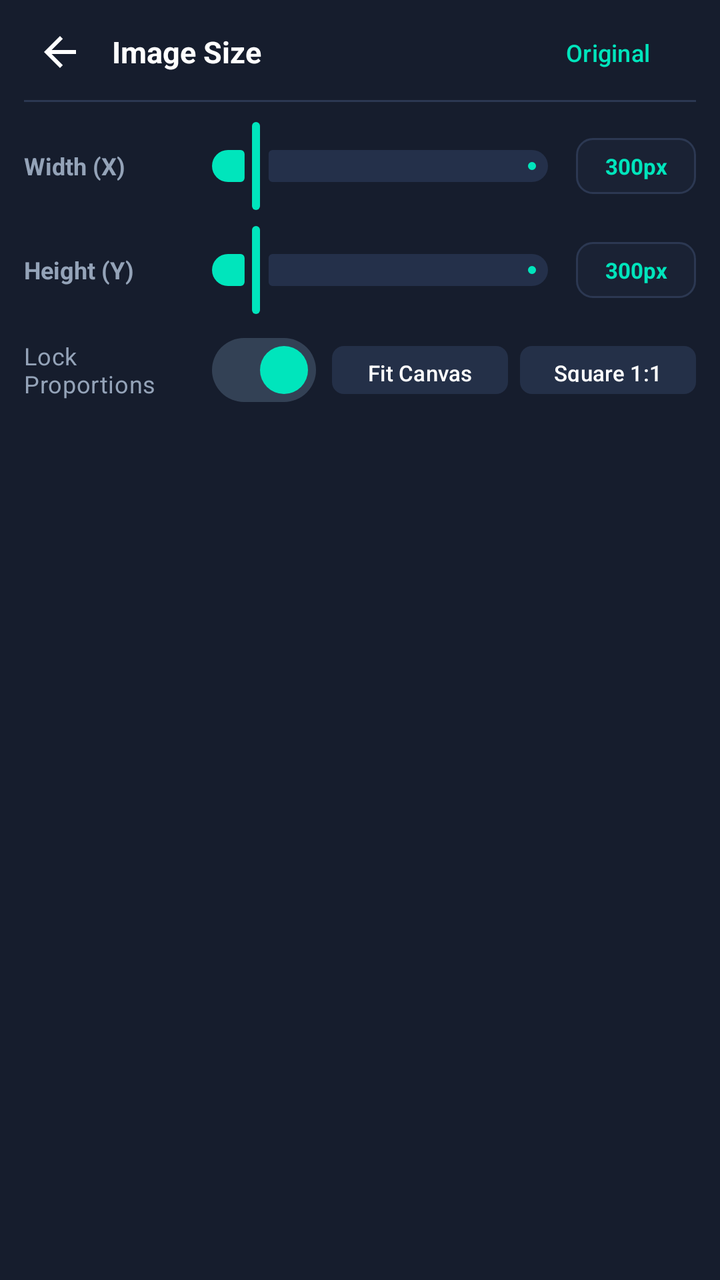
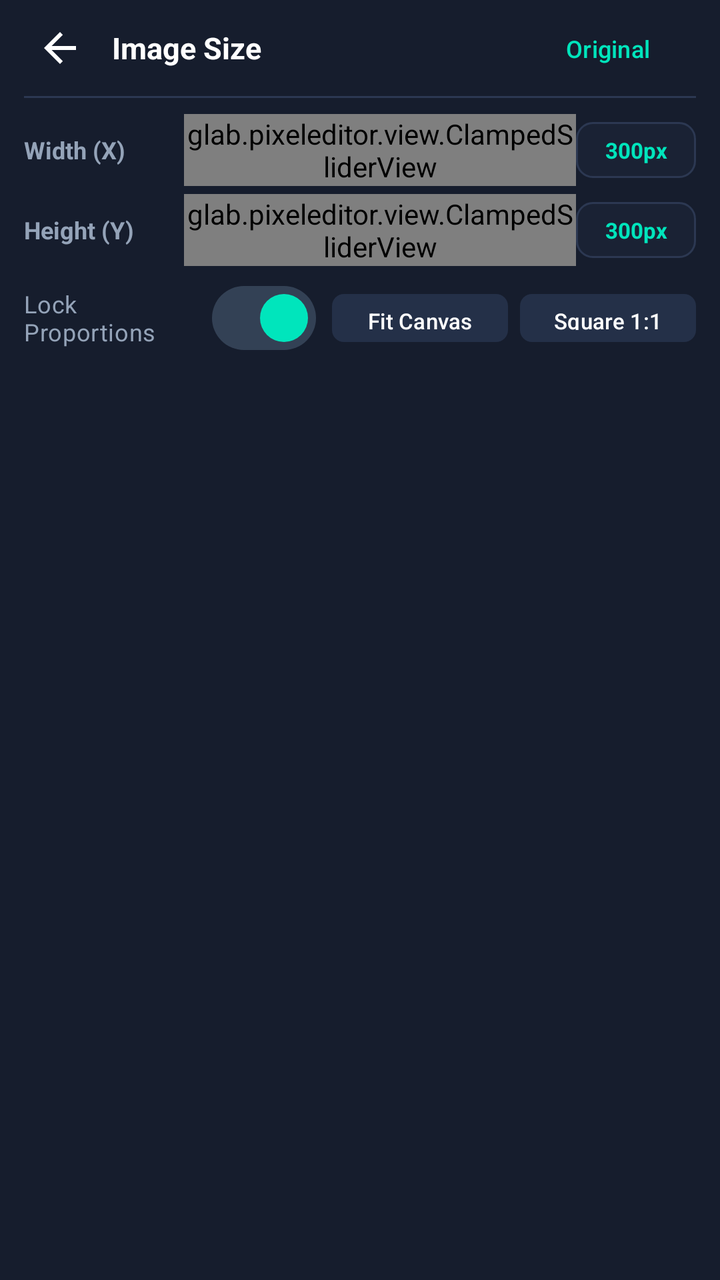

Before-and-after screenshots of an Android layout around one commit, followed by the original layout XML and the change that was made.
<!-- AndroidManifest.xml: application theme Theme.PixelEditor -->
<!-- res/layout/panel_photo_adjust.xml -->
<?xml version="1.0" encoding="utf-8"?>
<LinearLayout xmlns:android="http://schemas.android.com/apk/res/android"
    xmlns:app="http://schemas.android.com/apk/res-auto"
    android:id="@+id/panelPhotoAdjust"
    android:layout_width="match_parent"
    android:layout_height="wrap_content"
    android:background="@color/pe_surface_panel"
    android:orientation="vertical"
    android:paddingStart="12dp"
    android:paddingTop="6dp"
    android:paddingEnd="12dp"
    android:paddingBottom="12dp">

    
    <LinearLayout
        android:layout_width="match_parent"
        android:layout_height="40dp"
        android:gravity="center_vertical"
        android:orientation="horizontal">

        <ImageButton
            android:id="@+id/btnBackFromAdjust"
            android:layout_width="36dp"
            android:layout_height="36dp"
            android:background="?attr/selectableItemBackgroundBorderless"
            android:src="@drawable/ic_pe_back"
            app:tint="@color/pe_text_primary" />

        <TextView
            android:id="@+id/tvPhotoSizeHeader"
            android:layout_width="0dp"
            android:layout_height="wrap_content"
            android:layout_marginStart="8dp"
            android:layout_weight="1"
            android:text="Image Size"
            android:textColor="@color/pe_text_primary"
            android:textSize="15sp"
            android:textStyle="bold" />

        <com.google.android.material.button.MaterialButton
            android:id="@+id/btnResetAdjustments"
            style="@style/Widget.Material3.Button.TextButton"
            android:layout_width="wrap_content"
            android:layout_height="36dp"
            android:text="Original"
            android:textColor="@color/pe_accent_mint"
            android:textSize="12sp" />
    </LinearLayout>

    <View
        android:layout_width="match_parent"
        android:layout_height="1dp"
        android:layout_marginTop="4dp"
        android:layout_marginBottom="8dp"
        android:background="@color/pe_border" />

    
    <LinearLayout
        android:layout_width="match_parent"
        android:layout_height="wrap_content"
        android:gravity="center_vertical"
        android:orientation="horizontal">

        <TextView
            android:layout_width="80dp"
            android:layout_height="wrap_content"
            android:text="Width (X)"
            android:textColor="@color/pe_text_secondary"
            android:textSize="12sp"
            android:textStyle="bold" />

        <com.google.android.material.slider.Slider
            android:id="@+id/sliderPhotoWidth"
            style="@style/Widget.PixelEditor.Slider"
            android:layout_width="0dp"
            android:layout_height="wrap_content"
            android:layout_weight="1"
            android:valueFrom="20"
            android:valueTo="3000"
            android:value="300" />

        <TextView
            android:id="@+id/tvPhotoWidthVal"
            android:layout_width="60dp"
            android:layout_height="28dp"
            android:background="@drawable/bg_input_box"
            android:gravity="center"
            android:text="300px"
            android:textColor="@color/pe_accent_mint"
            android:textSize="11sp"
            android:textStyle="bold" />
    </LinearLayout>

    
    <LinearLayout
        android:layout_width="match_parent"
        android:layout_height="wrap_content"
        android:layout_marginTop="4dp"
        android:gravity="center_vertical"
        android:orientation="horizontal">

        <TextView
            android:layout_width="80dp"
            android:layout_height="wrap_content"
            android:text="Height (Y)"
            android:textColor="@color/pe_text_secondary"
            android:textSize="12sp"
            android:textStyle="bold" />

        <com.google.android.material.slider.Slider
            android:id="@+id/sliderPhotoHeight"
            style="@style/Widget.PixelEditor.Slider"
            android:layout_width="0dp"
            android:layout_height="wrap_content"
            android:layout_weight="1"
            android:valueFrom="20"
            android:valueTo="3000"
            android:value="300" />

        <TextView
            android:id="@+id/tvPhotoHeightVal"
            android:layout_width="60dp"
            android:layout_height="28dp"
            android:background="@drawable/bg_input_box"
            android:gravity="center"
            android:text="300px"
            android:textColor="@color/pe_accent_mint"
            android:textSize="11sp"
            android:textStyle="bold" />
    </LinearLayout>

    
    <LinearLayout
        android:layout_width="match_parent"
        android:layout_height="wrap_content"
        android:layout_marginTop="10dp"
        android:gravity="center_vertical"
        android:orientation="horizontal">

        <com.google.android.material.materialswitch.MaterialSwitch
            android:id="@+id/switchPhotoAspectLock"
            android:layout_width="0dp"
            android:layout_height="32dp"
            android:layout_weight="1"
            android:checked="true"
            android:text="Lock Proportions"
            android:textColor="@color/pe_text_secondary"
            android:textSize="12sp"
            app:thumbTint="@color/pe_accent_mint"
            app:trackTint="#334155" />

        <com.google.android.material.button.MaterialButton
            android:id="@+id/btnPhotoMatchCanvas"
            style="@style/Widget.Material3.Button.TonalButton"
            android:layout_width="wrap_content"
            android:layout_height="32dp"
            android:layout_marginStart="8dp"
            android:paddingStart="10dp"
            android:paddingEnd="10dp"
            android:text="Fit Canvas"
            android:textColor="@color/pe_text_primary"
            android:textSize="11sp"
            app:backgroundTint="#243048"
            app:cornerRadius="6dp" />

        <com.google.android.material.button.MaterialButton
            android:id="@+id/btnPhotoSquare"
            style="@style/Widget.Material3.Button.TonalButton"
            android:layout_width="wrap_content"
            android:layout_height="32dp"
            android:layout_marginStart="6dp"
            android:paddingStart="10dp"
            android:paddingEnd="10dp"
            android:text="Square 1:1"
            android:textColor="@color/pe_text_primary"
            android:textSize="11sp"
            app:backgroundTint="#243048"
            app:cornerRadius="6dp" />
    </LinearLayout>
</LinearLayout>
<!-- resources referenced by this layout -->
<resources>
  <color name="pe_accent_mint">#00E5BC</color>
  <color name="pe_border">#2C3852</color>
  <color name="pe_surface_panel">#161D2D</color>
  <color name="pe_text_primary">#FFFFFF</color>
  <color name="pe_text_secondary">#94A3B8</color>
  <!-- drawable bg_input_box (drawable) -->
  <?xml version="1.0" encoding="utf-8"?>
  <shape xmlns:android="http://schemas.android.com/apk/res/android"
      android:shape="rectangle">
      <solid android:color="@color/pe_surface_input"/>
      <stroke android:width="1dp" android:color="@color/pe_border"/>
      <corners android:radius="8dp"/>
  </shape>
  <!-- drawable ic_pe_back (drawable) -->
  <vector xmlns:android="http://schemas.android.com/apk/res/android"
      android:width="24dp"
      android:height="24dp"
      android:viewportWidth="24"
      android:viewportHeight="24">
      <path
          android:fillColor="@color/pe_text_primary"
          android:pathData="M20,11H7.83l5.59,-5.59L12,4l-8,8 8,8 1.41,-1.41L7.83,13H20v-2z"/>
  </vector>
  <style name="Widget.PixelEditor.Slider" parent="Widget.Material3.Slider">
          <item name="thumbColor">@color/pe_accent_mint</item>
          <item name="trackColorActive">@color/pe_accent_mint</item>
          <item name="trackColorInactive">@color/pe_surface_card</item>
          <item name="haloColor">#3300E5BC</item>
      </style>
  <style name="Theme.PixelEditor" parent="Theme.Material3.Dark.NoActionBar">
          
          <item name="colorPrimary">@color/pe_accent_mint</item>
          <item name="colorOnPrimary">@color/pe_m3_on_primary</item>
          <item name="colorPrimaryContainer">@color/pe_m3_primary_container</item>
          <item name="colorOnPrimaryContainer">@color/pe_m3_on_primary_container</item>
  
          <item name="colorSecondary">@color/pe_accent_cyan</item>
          <item name="colorTertiary">@color/pe_accent_purple</item>
  
          
          <item name="android:colorBackground">@color/pe_bg_canvas_workspace</item>
          <item name="colorSurface">@color/pe_surface_panel</item>
          <item name="colorOnSurface">@color/pe_text_primary</item>
          <item name="colorSurfaceVariant">@color/pe_surface_panel_elevated</item>
          <item name="colorOnSurfaceVariant">@color/pe_text_secondary</item>
  
          <item name="colorOutline">@color/pe_border</item>
  
          
          <item name="android:statusBarColor">@android:color/transparent</item>
          <item name="android:navigationBarColor">@android:color/transparent</item>
          <item name="android:windowDrawsSystemBarBackgrounds">true</item>
          <item name="android:windowLightStatusBar">false</item>
          <item name="android:windowLightNavigationBar" tools:targetApi="27">false</item>
      </style>
  <color name="pe_surface_input">#1A2234</color>
  <color name="pe_surface_card">#24304A</color>
  <color name="pe_m3_on_primary">#00382B</color>
  <color name="pe_m3_primary_container">#00513F</color>
  <color name="pe_m3_on_primary_container">#73FCD4</color>
  <color name="pe_accent_cyan">#00D2FF</color>
  <color name="pe_accent_purple">#7F5AF0</color>
  <color name="pe_bg_canvas_workspace">#0F1320</color>
  <color name="pe_surface_panel_elevated">#1E273C</color>
</resources>

<!-- the commit's change to res/layout/panel_photo_adjust.xml (unified diff, before → after) -->
@@ -7,9 +7,9 @@
     android:background="@color/pe_surface_panel"
     android:orientation="vertical"
     android:paddingStart="12dp"
-    android:paddingTop="6dp"
+    android:paddingTop="4dp"
     android:paddingEnd="12dp"
-    android:paddingBottom="12dp">
+    android:paddingBottom="4dp">
 
     
     <LinearLayout
@@ -69,15 +69,11 @@
             android:textSize="12sp"
             android:textStyle="bold" />
 
-        <com.google.android.material.slider.Slider
+        <glab.pixeleditor.view.ClampedSliderView
             android:id="@+id/sliderPhotoWidth"
-            style="@style/Widget.PixelEditor.Slider"
             android:layout_width="0dp"
-            android:layout_height="wrap_content"
-            android:layout_weight="1"
-            android:valueFrom="20"
-            android:valueTo="3000"
-            android:value="300" />
+            android:layout_height="36dp"
+            android:layout_weight="1" />
 
         <TextView
             android:id="@+id/tvPhotoWidthVal"
@@ -107,15 +103,11 @@
             android:textSize="12sp"
             android:textStyle="bold" />
 
-        <com.google.android.material.slider.Slider
+        <glab.pixeleditor.view.ClampedSliderView
             android:id="@+id/sliderPhotoHeight"
-            style="@style/Widget.PixelEditor.Slider"
             android:layout_width="0dp"
-            android:layout_height="wrap_content"
-            android:layout_weight="1"
-            android:valueFrom="20"
-            android:valueTo="3000"
-            android:value="300" />
+            android:layout_height="36dp"
+            android:layout_weight="1" />
 
         <TextView
             android:id="@+id/tvPhotoHeightVal"
<!-- resource entries referenced after the edit -->
@@ -23,12 +23,6 @@
           android:fillColor="@color/pe_text_primary"
           android:pathData="M20,11H7.83l5.59,-5.59L12,4l-8,8 8,8 1.41,-1.41L7.83,13H20v-2z"/>
   </vector>
-  <style name="Widget.PixelEditor.Slider" parent="Widget.Material3.Slider">
-          <item name="thumbColor">@color/pe_accent_mint</item>
-          <item name="trackColorActive">@color/pe_accent_mint</item>
-          <item name="trackColorInactive">@color/pe_surface_card</item>
-          <item name="haloColor">#3300E5BC</item>
-      </style>
   <style name="Theme.PixelEditor" parent="Theme.Material3.Dark.NoActionBar">
           
           <item name="colorPrimary">@color/pe_accent_mint</item>
@@ -56,7 +50,6 @@
           <item name="android:windowLightNavigationBar" tools:targetApi="27">false</item>
       </style>
   <color name="pe_surface_input">#1A2234</color>
-  <color name="pe_surface_card">#24304A</color>
   <color name="pe_m3_on_primary">#00382B</color>
   <color name="pe_m3_primary_container">#00513F</color>
   <color name="pe_m3_on_primary_container">#73FCD4</color>
